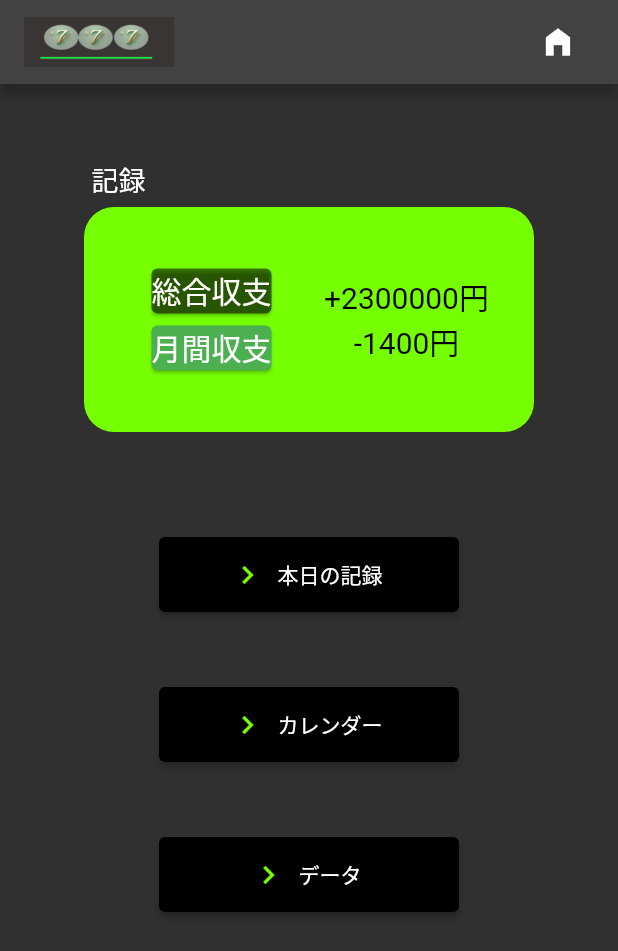
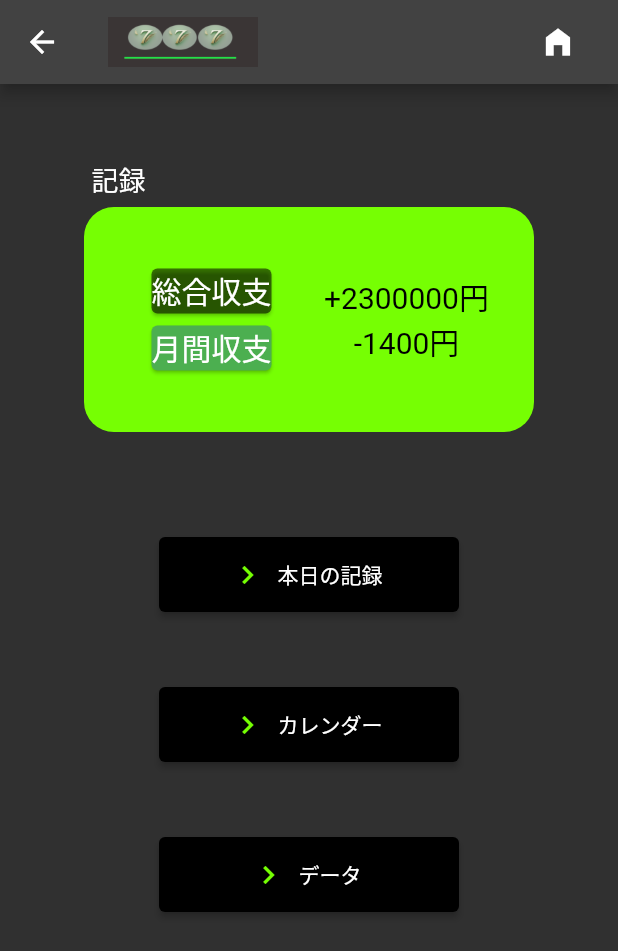
Before and after one commit to YudaiShimizu-hand/pachpach, a Flutter app: the HomePage screen opened directly, on a phone screen of 412 x 824 dp. Shown: the top 951 px of the screen. Run offline on Flutter 3.47's test engine with Material 2 defaults, Android fonts, the phone set to English and light mode, and no system bars.

Commit message:
each page routing

```diff
--- a/lib/main.dart
+++ b/lib/main.dart
@@ -1,4 +1,8 @@
 import 'package:flutter/material.dart';
+import 'package:pachpach/screens/calendar.dart';
+import 'package:pachpach/screens/data.dart';
+import 'package:pachpach/screens/record.dart';
+import 'package:pachpach/screens/home.dart';
 
 void main() {
   runApp(const MyApp());
@@ -14,152 +18,13 @@ class MyApp extends StatelessWidget {
       theme: ThemeData(
         brightness: Brightness.dark,
       ),
-      home: HomePage(),
+      initialRoute: '/',
+      routes: {
+        '/' : (context) => HomePage(),
+        '/record' : (context) => RecordPage(),
+        '/data' : (context) => DataPage(),
+        '/calendar' : (context) => CalendarPage(),
+      },
     );
   }
 }
-
-class HomePage extends StatelessWidget {
-  @override
-  Widget build(BuildContext context) {
-    return Scaffold(
-      appBar: AppBar(
-        title: Row(
-          mainAxisAlignment: MainAxisAlignment.spaceBetween,
-          children: <Widget> [
-            Image.asset(
-                'assets/appLogo.png',
-              width: 100,
-              height: 100,
-            ),
-            IconButton(onPressed: (){}, icon: Icon(Icons.home_filled))
-          ],
-        ),
-      ),
-      body: Center(
-        child: Column(
-          children: <Widget>[
-            Container(
-              width: 300,
-              margin: EdgeInsets.only(top: 50, left: 10, bottom: 5),
-              child: const Text(
-                  '記録',
-                style: TextStyle(
-                  color: Colors.white,
-                  fontSize: 18,
-                ),
-              ),
-            ),
-            Container(
-              width: 300,
-              height: 150,
-              decoration: BoxDecoration(
-                color: Color(0xFF76FF03),
-                borderRadius: BorderRadius.circular(20),
-              ),
-              child: Container(
-                margin: EdgeInsets.all(20),
-                child: Row(
-                  children: <Widget>[
-                    Expanded(
-                      child: Column(
-                        mainAxisAlignment: MainAxisAlignment.center,
-                        children: const <Widget>[
-                          Card(
-                            color: Colors.black54,
-                              child: Text(
-                                  '総合収支',
-                                style: TextStyle(
-                                  fontSize: 20,
-                                  color: Colors.white
-                                ),
-                              ),
-                          ),
-                          Card(
-                            color: Colors.green,
-                              child: Text(
-                              '月間収支',
-                            style: TextStyle(
-                              fontSize: 20,
-                              color: Colors.white,
-                            ),
-                          )),
-                        ],
-                      ),
-                    ),
-                    Expanded(
-                      child: Column(
-                        mainAxisAlignment: MainAxisAlignment.center,
-                        children: const <Widget>[
-                          Text(
-                              '+2300000円',
-                            style: TextStyle(
-                              fontSize: 20,
-                              color: Colors.black,
-                            ),
-                          ),
-                          Text(
-                              '-1400円',
-                            style: TextStyle(
-                              fontSize: 20,
-                              color: Colors.black,
-                            ),
-                          ),
-                        ],
-                      ),
-                    ),
-                  ],
-                ),
-              ),
-            ),
-            Container(
-              margin: EdgeInsets.only(top: 70),
-              child: ElevatedButton.icon(
-                onPressed: (){},
-                style: ElevatedButton.styleFrom(
-                  fixedSize: Size(200, 50),
-                  backgroundColor: Colors.black,
-                ),
-                label: Text("本日の記録"),
-                icon: const Icon(
-                    Icons.navigate_next,
-                  color: Color(0xFF76FF03),
-                ),
-              ),
-            ),
-            Container(
-              margin: EdgeInsets.only(top: 50),
-              child: ElevatedButton.icon(
-                onPressed: (){},
-                style: ElevatedButton.styleFrom(
-                    fixedSize: Size(200, 50),
-                  backgroundColor: Colors.black,
-                ),
-                label: Text("カレンダー"),
-                icon: const Icon(
-                    Icons.navigate_next,
-                  color: Color(0xFF76FF03),
-                ),
-              ),
-            ),
-            Container(
-              margin: EdgeInsets.only(top: 50),
-              child: ElevatedButton.icon(
-                onPressed: (){},
-                style: ElevatedButton.styleFrom(
-                    fixedSize: Size(200, 50),
-                  backgroundColor: Colors.black,
-                ),
-                label: Text("データ"),
-                icon: const Icon(
-                    Icons.navigate_next,
-                  color: Color(0xFF76FF03),
-                ),
-              ),
-            ),
-          ],
-        ),
-      ), // This trailing comma makes auto-formatting nicer for build methods.
-    );
-  }
-}
--- /dev/null
+++ b/lib/screens/home.dart
@@ -0,0 +1,152 @@
+import 'package:flutter/material.dart';
+
+class HomePage extends StatelessWidget {
+  @override
+  Widget build(BuildContext context) {
+    return Scaffold(
+      appBar: AppBar(
+        title: Row(
+          mainAxisAlignment: MainAxisAlignment.spaceBetween,
+          children: <Widget> [
+            Image.asset(
+              'assets/appLogo.png',
+              width: 100,
+              height: 100,
+            ),
+            IconButton(onPressed: (){}, icon: Icon(Icons.home_filled))
+          ],
+        ),
+      ),
+      body: Center(
+        child: Column(
+          children: <Widget>[
+            Container(
+              width: 300,
+              margin: EdgeInsets.only(top: 50, left: 10, bottom: 5),
+              child: const Text(
+                '記録',
+                style: TextStyle(
+                  color: Colors.white,
+                  fontSize: 18,
+                ),
+              ),
+            ),
+            Container(
+              width: 300,
+              height: 150,
+              decoration: BoxDecoration(
+                color: Color(0xFF76FF03),
+                borderRadius: BorderRadius.circular(20),
+              ),
+              child: Container(
+                margin: EdgeInsets.all(20),
+                child: Row(
+                  children: <Widget>[
+                    Expanded(
+                      child: Column(
+                        mainAxisAlignment: MainAxisAlignment.center,
+                        children: const <Widget>[
+                          Card(
+                            color: Colors.black54,
+                            child: Text(
+                              '総合収支',
+                              style: TextStyle(
+                                  fontSize: 20,
+                                  color: Colors.white
+                              ),
+                            ),
+                          ),
+                          Card(
+                              color: Colors.green,
+                              child: Text(
+                                '月間収支',
+                                style: TextStyle(
+                                  fontSize: 20,
+                                  color: Colors.white,
+                                ),
+                              )),
+                        ],
+                      ),
+                    ),
+                    Expanded(
+                      child: Column(
+                        mainAxisAlignment: MainAxisAlignment.center,
+                        children: const <Widget>[
+                          Text(
+                            '+2300000円',
+                            style: TextStyle(
+                              fontSize: 20,
+                              color: Colors.black,
+                            ),
+                          ),
+                          Text(
+                            '-1400円',
+                            style: TextStyle(
+                              fontSize: 20,
+                              color: Colors.black,
+                            ),
+                          ),
+                        ],
+                      ),
+                    ),
+                  ],
+                ),
+              ),
+            ),
+            Container(
+              margin: EdgeInsets.only(top: 70),
+              child: ElevatedButton.icon(
+                onPressed: (){
+                  Navigator.pushNamed(context, '/record');
+                },
+                style: ElevatedButton.styleFrom(
+                  fixedSize: Size(200, 50),
+                  backgroundColor: Colors.black,
+                ),
+                label: Text("本日の記録"),
+                icon: const Icon(
+                  Icons.navigate_next,
+                  color: Color(0xFF76FF03),
+                ),
+              ),
+            ),
+            Container(
+              margin: EdgeInsets.only(top: 50),
+              child: ElevatedButton.icon(
+                onPressed: (){
+                  Navigator.pushNamed(context, '/calendar');
+                },
+                style: ElevatedButton.styleFrom(
+                  fixedSize: Size(200, 50),
+                  backgroundColor: Colors.black,
+                ),
+                label: Text("カレンダー"),
+                icon: const Icon(
+                  Icons.navigate_next,
+                  color: Color(0xFF76FF03),
+                ),
+              ),
+            ),
+            Container(
+              margin: EdgeInsets.only(top: 50),
+              child: ElevatedButton.icon(
+                onPressed: (){
+                  Navigator.pushNamed(context, '/data');
+                },
+                style: ElevatedButton.styleFrom(
+                  fixedSize: Size(200, 50),
+                  backgroundColor: Colors.black,
+                ),
+                label: Text("データ"),
+                icon: const Icon(
+                  Icons.navigate_next,
+                  color: Color(0xFF76FF03),
+                ),
+              ),
+            ),
+          ],
+        ),
+      ), // This trailing comma makes auto-formatting nicer for build methods.
+    );
+  }
+}
```
Also changed, not shown: lib/screens/calendar.dart (added, +8 -0 lines), lib/screens/data.dart (added, +8 -0 lines), lib/screens/record.dart (added, +8 -0 lines).
